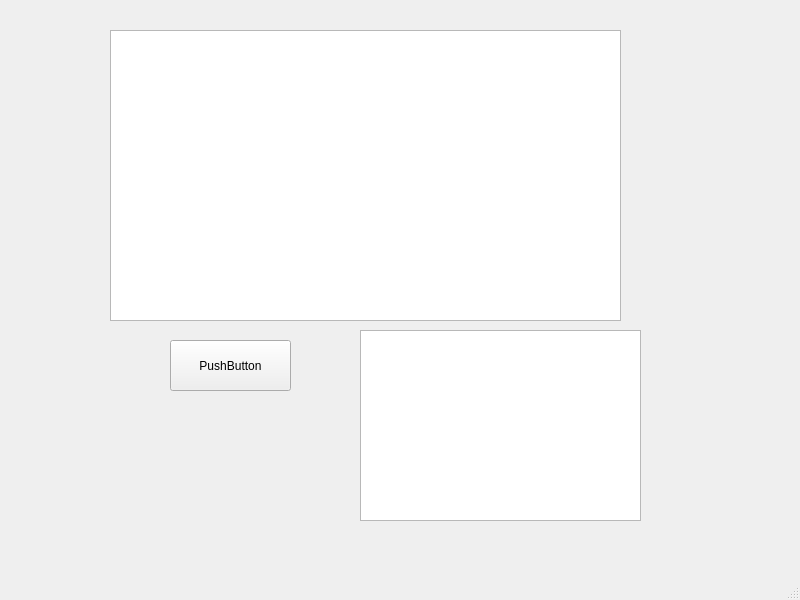
alkotobi/DBConverterWin, file mainwindow.ui: the form before one commit.
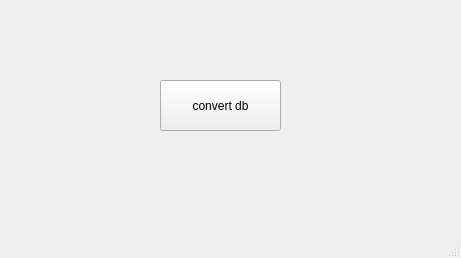
The form after the commit.

Commit message: ready 32 but 64 not working !!

What changed in the file:
```diff
--- a/mainwindow.ui
+++ b/mainwindow.ui
@@ -6,8 +6,8 @@
    <rect>
     <x>0</x>
     <y>0</y>
-    <width>800</width>
-    <height>600</height>
+    <width>461</width>
+    <height>258</height>
    </rect>
   </property>
   <property name="windowTitle">
@@ -17,34 +17,14 @@
    <widget class="QPushButton" name="testConvert">
     <property name="geometry">
      <rect>
-      <x>170</x>
-      <y>340</y>
+      <x>160</x>
+      <y>80</y>
       <width>121</width>
       <height>51</height>
      </rect>
     </property>
     <property name="text">
-     <string>PushButton</string>
-    </property>
-   </widget>
-   <widget class="QTableView" name="tableView">
-    <property name="geometry">
-     <rect>
-      <x>110</x>
-      <y>30</y>
-      <width>511</width>
-      <height>291</height>
-     </rect>
-    </property>
-   </widget>
-   <widget class="QTextEdit" name="textEdit">
-    <property name="geometry">
-     <rect>
-      <x>360</x>
-      <y>330</y>
-      <width>281</width>
-      <height>191</height>
-     </rect>
+     <string>convert db</string>
     </property>
    </widget>
   </widget>
```
Left out of the diff: 2 changed lines with no effect on the pictures. The commit also changes 1 other file.
